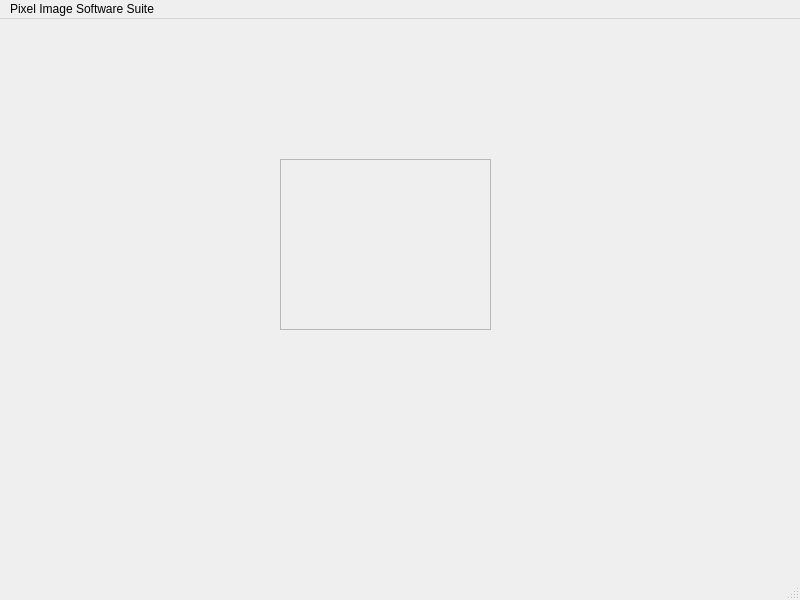
The window that mainwindow.ui (loporlp/Sprite-Editor) describes before a commit, drawn with Qt 5.
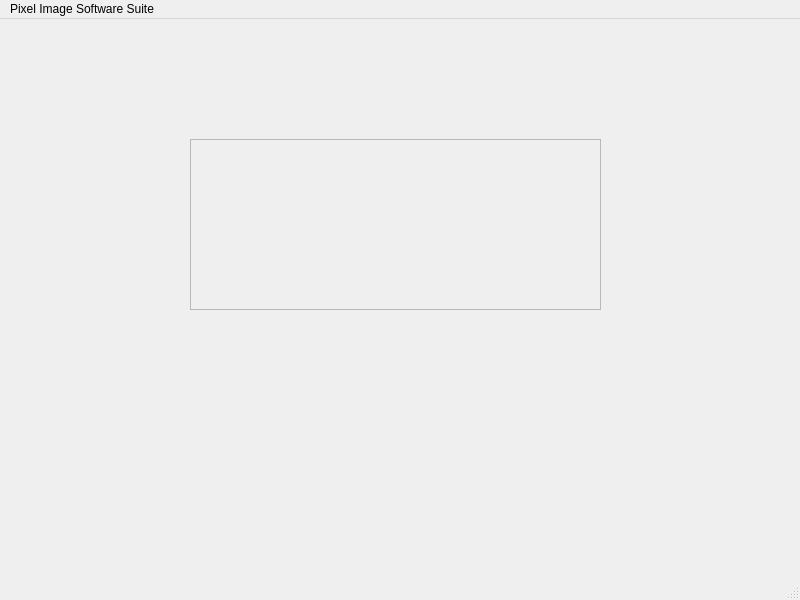
The same window after the commit.

Commit message: Displayed Image in QFrame

Patch:
```diff
--- a/mainwindow.ui
+++ b/mainwindow.ui
@@ -17,9 +17,9 @@
    <widget class="QFrame" name="canvas">
     <property name="geometry">
      <rect>
-      <x>280</x>
-      <y>140</y>
-      <width>211</width>
+      <x>190</x>
+      <y>120</y>
+      <width>411</width>
       <height>171</height>
      </rect>
     </property>
```
The commit also changes 1 other file.
